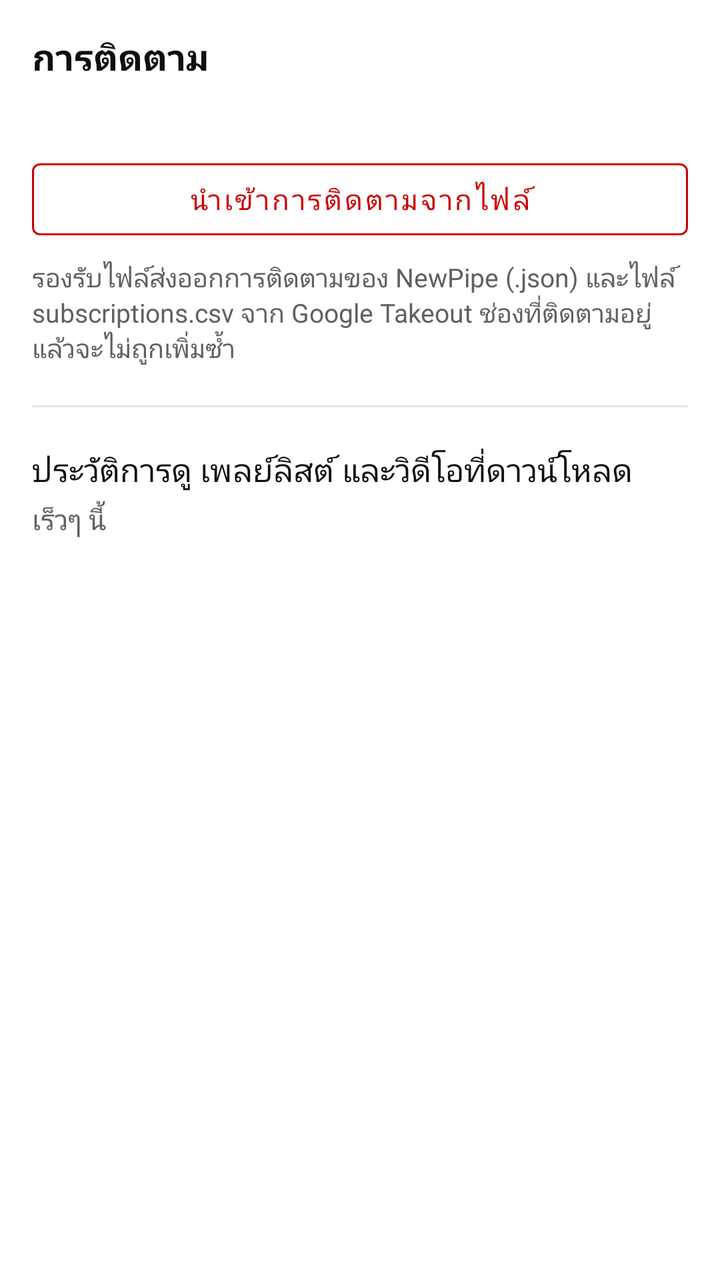
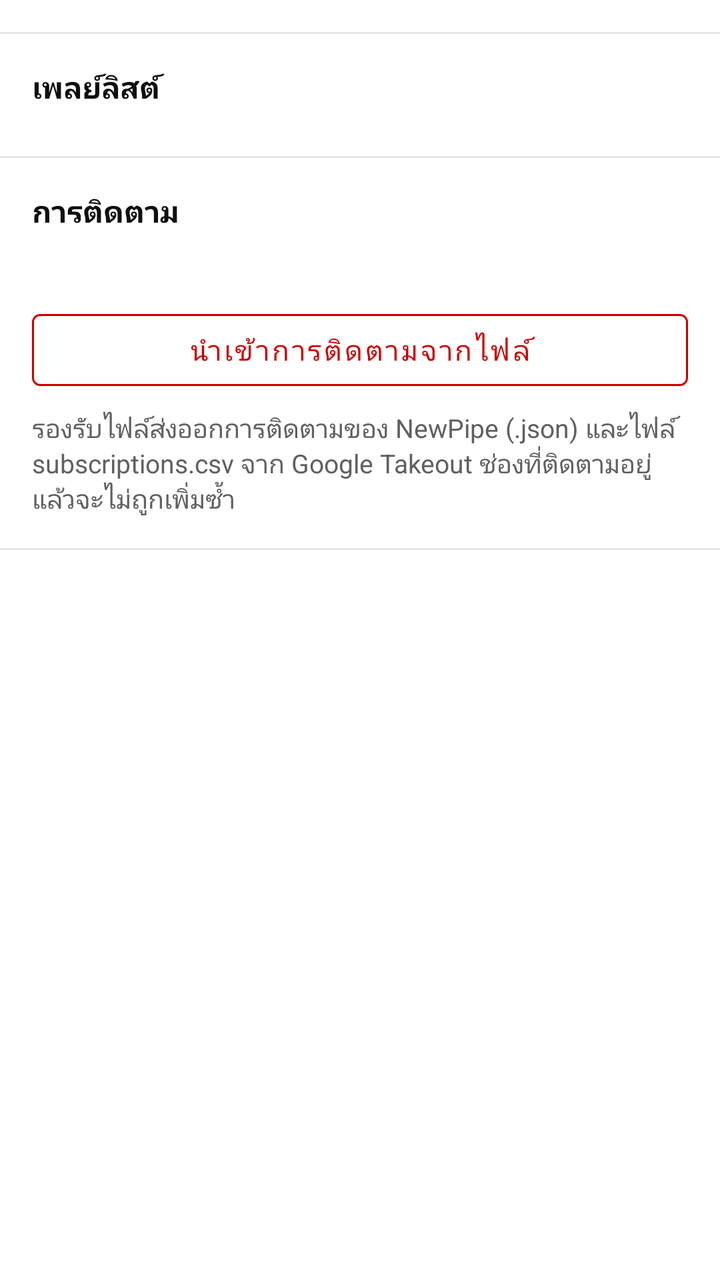

Screens rendered from an Android XML layout before and after an edit, with the pre-edit source and the edit as a unified diff.
<!-- AndroidManifest.xml: application theme Theme.YTClassic -->
<!-- res/layout/fragment_library.xml -->
<ScrollView xmlns:android="http://schemas.android.com/apk/res/android" android:layout_width="match_parent" android:layout_height="match_parent">
  <LinearLayout android:layout_width="match_parent" android:layout_height="wrap_content" android:orientation="vertical" android:padding="16dp">
    <TextView android:layout_width="match_parent" android:layout_height="wrap_content" android:text="การติดตาม" android:textColor="#0F0F0F" android:textSize="18sp" android:textStyle="bold"/>
    <TextView android:id="@+id/subsCount" android:layout_width="match_parent" android:layout_height="wrap_content" android:layout_marginTop="4dp" android:textColor="#606060" android:textSize="14sp"/>
    <com.google.android.material.button.MaterialButton android:id="@+id/btnImport" style="@style/Widget.MaterialComponents.Button.OutlinedButton"
        android:layout_width="match_parent" android:layout_height="wrap_content" android:layout_marginTop="12dp" android:text="นำเข้าการติดตามจากไฟล์"
        android:textColor="#CC0000" app:strokeColor="#CC0000" xmlns:app="http://schemas.android.com/apk/res-auto"/>
    <TextView android:layout_width="match_parent" android:layout_height="wrap_content" android:layout_marginTop="6dp" android:textColor="#606060" android:textSize="13sp"
        android:text="รองรับไฟล์ส่งออกการติดตามของ NewPipe (.json) และไฟล์ subscriptions.csv จาก Google Takeout ช่องที่ติดตามอยู่แล้วจะไม่ถูกเพิ่มซ้ำ"/>
    <View android:layout_width="match_parent" android:layout_height="1dp" android:layout_marginTop="20dp" android:layout_marginBottom="20dp" android:background="#E5E5E5"/>
    <TextView android:layout_width="match_parent" android:layout_height="wrap_content" android:text="ประวัติการดู เพลย์ลิสต์ และวิดีโอที่ดาวน์โหลด" android:textColor="#0F0F0F" android:textSize="16sp"/>
    <TextView android:layout_width="match_parent" android:layout_height="wrap_content" android:layout_marginTop="4dp" android:text="@string/coming_soon" android:textColor="#606060" android:textSize="14sp"/>
  </LinearLayout>
</ScrollView>
<!-- resources referenced by this layout -->
<resources>
  <string name="coming_soon">เร็วๆ นี้</string>
  <style name="Theme.YTClassic" parent="Theme.MaterialComponents.Light.NoActionBar">
      <item name="colorPrimary">#FFFFFF</item>
      <item name="colorPrimaryVariant">#E0E0E0</item>
      <item name="colorOnPrimary">#212121</item>
      <item name="colorSecondary">#FF0000</item>
      <item name="colorAccent">#FF0000</item>
      <item name="colorControlNormal">#606060</item>
      <item name="android:statusBarColor">@android:color/transparent</item>
      <item name="android:windowLightStatusBar">true</item>
      <item name="android:navigationBarColor">@android:color/transparent</item>
      <item name="android:windowBackground">@android:color/white</item>
    </style>
</resources>

<!-- the commit's change to res/layout/fragment_library.xml (unified diff, before → after) -->
@@ -1,14 +1,20 @@
-<ScrollView xmlns:android="http://schemas.android.com/apk/res/android" android:layout_width="match_parent" android:layout_height="match_parent">
-  <LinearLayout android:layout_width="match_parent" android:layout_height="wrap_content" android:orientation="vertical" android:padding="16dp">
-    <TextView android:layout_width="match_parent" android:layout_height="wrap_content" android:text="การติดตาม" android:textColor="#0F0F0F" android:textSize="18sp" android:textStyle="bold"/>
-    <TextView android:id="@+id/subsCount" android:layout_width="match_parent" android:layout_height="wrap_content" android:layout_marginTop="4dp" android:textColor="#606060" android:textSize="14sp"/>
-    <com.google.android.material.button.MaterialButton android:id="@+id/btnImport" style="@style/Widget.MaterialComponents.Button.OutlinedButton"
-        android:layout_width="match_parent" android:layout_height="wrap_content" android:layout_marginTop="12dp" android:text="นำเข้าการติดตามจากไฟล์"
-        android:textColor="#CC0000" app:strokeColor="#CC0000" xmlns:app="http://schemas.android.com/apk/res-auto"/>
-    <TextView android:layout_width="match_parent" android:layout_height="wrap_content" android:layout_marginTop="6dp" android:textColor="#606060" android:textSize="13sp"
-        android:text="รองรับไฟล์ส่งออกการติดตามของ NewPipe (.json) และไฟล์ subscriptions.csv จาก Google Takeout ช่องที่ติดตามอยู่แล้วจะไม่ถูกเพิ่มซ้ำ"/>
-    <View android:layout_width="match_parent" android:layout_height="1dp" android:layout_marginTop="20dp" android:layout_marginBottom="20dp" android:background="#E5E5E5"/>
-    <TextView android:layout_width="match_parent" android:layout_height="wrap_content" android:text="ประวัติการดู เพลย์ลิสต์ และวิดีโอที่ดาวน์โหลด" android:textColor="#0F0F0F" android:textSize="16sp"/>
-    <TextView android:layout_width="match_parent" android:layout_height="wrap_content" android:layout_marginTop="4dp" android:text="@string/coming_soon" android:textColor="#606060" android:textSize="14sp"/>
+<ScrollView xmlns:android="http://schemas.android.com/apk/res/android" xmlns:app="http://schemas.android.com/apk/res-auto" android:layout_width="match_parent" android:layout_height="match_parent">
+  <LinearLayout android:layout_width="match_parent" android:layout_height="wrap_content" android:orientation="vertical" android:paddingTop="8dp" android:paddingBottom="16dp">
+    <LinearLayout android:id="@+id/topRows" android:layout_width="match_parent" android:layout_height="wrap_content" android:orientation="vertical"/>
+    <View android:layout_width="match_parent" android:layout_height="1dp" android:layout_marginTop="8dp" android:background="@color/divider"/>
+    <TextView android:layout_width="match_parent" android:layout_height="wrap_content" android:padding="16dp" android:text="เพลย์ลิสต์" android:textColor="@color/text1" android:textSize="15sp" android:textStyle="bold"/>
+    <LinearLayout android:id="@+id/playlists" android:layout_width="match_parent" android:layout_height="wrap_content" android:orientation="vertical"/>
+    <View android:layout_width="match_parent" android:layout_height="1dp" android:layout_marginTop="8dp" android:background="@color/divider"/>
+    <LinearLayout android:layout_width="match_parent" android:layout_height="wrap_content" android:orientation="vertical" android:padding="16dp">
+      <TextView android:layout_width="match_parent" android:layout_height="wrap_content" android:text="การติดตาม" android:textColor="@color/text1" android:textSize="15sp" android:textStyle="bold"/>
+      <TextView android:id="@+id/subsCount" android:layout_width="match_parent" android:layout_height="wrap_content" android:layout_marginTop="4dp" android:textColor="@color/text2" android:textSize="14sp"/>
+      <com.google.android.material.button.MaterialButton android:id="@+id/btnImport" style="@style/Widget.MaterialComponents.Button.OutlinedButton"
+          android:layout_width="match_parent" android:layout_height="wrap_content" android:layout_marginTop="12dp" android:text="นำเข้าการติดตามจากไฟล์"
+          android:textColor="#CC0000" app:strokeColor="#CC0000"/>
+      <TextView android:layout_width="match_parent" android:layout_height="wrap_content" android:layout_marginTop="6dp" android:textColor="@color/text2" android:textSize="13sp"
+          android:text="รองรับไฟล์ส่งออกการติดตามของ NewPipe (.json) และไฟล์ subscriptions.csv จาก Google Takeout ช่องที่ติดตามอยู่แล้วจะไม่ถูกเพิ่มซ้ำ"/>
+    </LinearLayout>
+    <View android:layout_width="match_parent" android:layout_height="1dp" android:background="@color/divider"/>
+    <LinearLayout android:id="@+id/bottomRows" android:layout_width="match_parent" android:layout_height="wrap_content" android:orientation="vertical"/>
   </LinearLayout>
 </ScrollView>
<!-- resource entries referenced after the edit -->
@@ -1,17 +1,27 @@
 <!-- resources referenced by this layout -->
 <resources>
-  <string name="coming_soon">เร็วๆ นี้</string>
-  <style name="Theme.YTClassic" parent="Theme.MaterialComponents.Light.NoActionBar">
-      <item name="colorPrimary">#FFFFFF</item>
-      <item name="colorPrimaryVariant">#E0E0E0</item>
-      <item name="colorOnPrimary">#212121</item>
+  <color name="divider">#E5E5E5</color>
+  <color name="text1">#0F0F0F</color>
+  <color name="text2">#606060</color>
+  <style name="Theme.YTClassic" parent="Theme.MaterialComponents.DayNight.NoActionBar">
+      <item name="colorPrimary">@color/bg</item>
+      <item name="colorPrimaryVariant">@color/placeholder</item>
+      <item name="colorOnPrimary">@color/text1</item>
       <item name="colorSecondary">#FF0000</item>
       <item name="colorAccent">#FF0000</item>
-      <item name="colorControlNormal">#606060</item>
+      <item name="colorControlNormal">@color/icon</item>
       <item name="android:statusBarColor">@android:color/transparent</item>
       <item name="android:windowLightStatusBar">true</item>
       <item name="android:navigationBarColor">@android:color/transparent</item>
-      <item name="android:windowBackground">@android:color/white</item>
+      <item name="android:windowBackground">@color/bg</item>
+      <item name="android:textColorPrimary">@color/text1</item>
+      <item name="android:textColorSecondary">@color/text2</item>
+      <item name="colorSurface">@color/surface</item>
+      <item name="colorOnSurface">@color/text1</item>
     </style>
+  <color name="bg">#FFFFFF</color>
+  <color name="placeholder">#E0E0E0</color>
+  <color name="icon">#606060</color>
+  <color name="surface">#FFFFFF</color>
 </resources>
 
